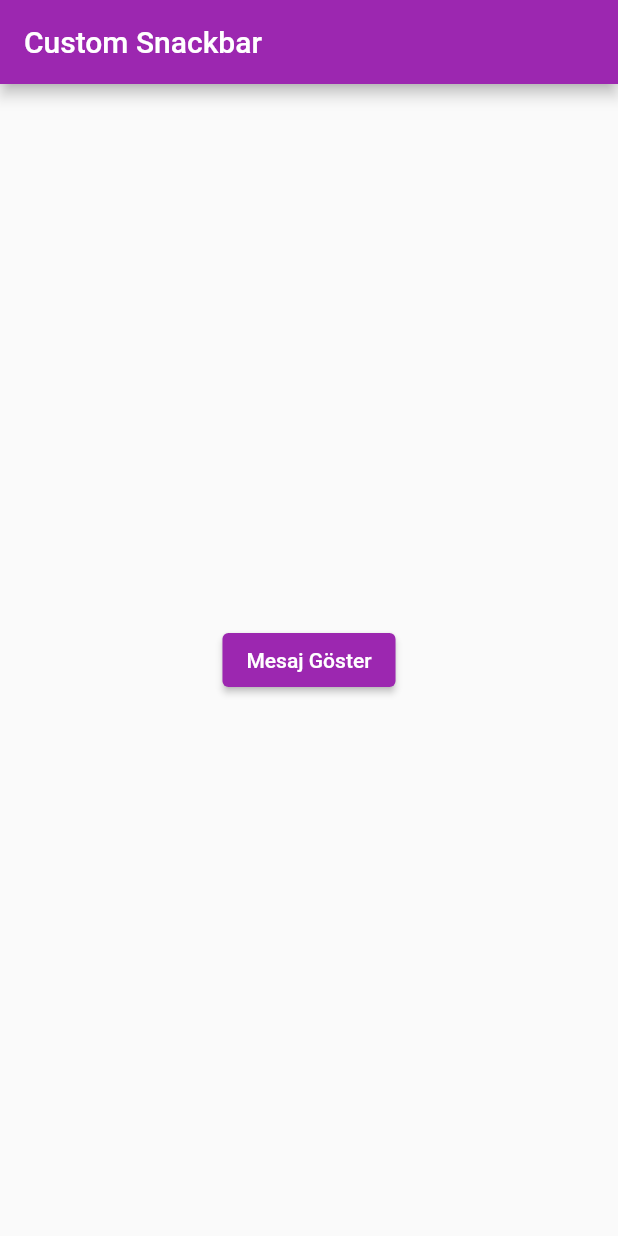
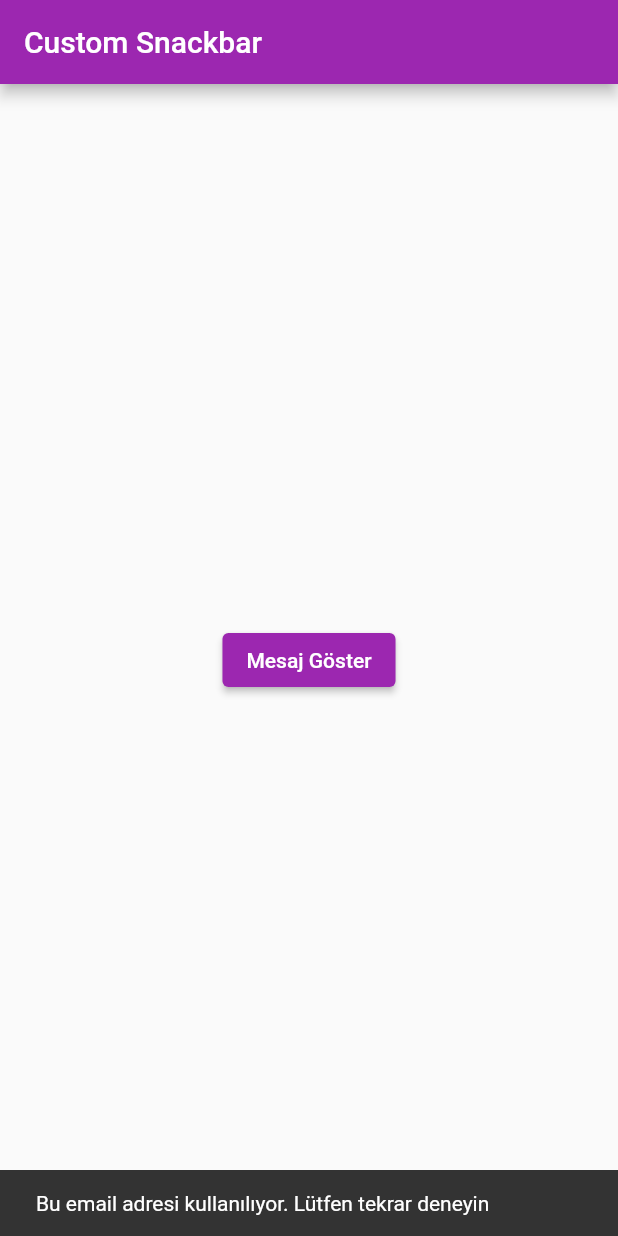
Before and after one commit to gulsenkeskin/custom_snackbar, a Flutter app: the screen it shows after launch, after a tap on "Mesaj Göster", on a phone screen of 412 x 824 dp. Run offline on Flutter 3.47's test engine with Material 2 defaults, Android fonts, the light colour scheme and no system bars.

Commit message:
Update flash_message.dart

```diff
--- a/lib/screens/flash_message.dart
+++ b/lib/screens/flash_message.dart
@@ -13,7 +13,11 @@ class _FlashMessageScreenState extends State<FlashMessageScreen> {
     return Scaffold(
       body: Center(
         child: ElevatedButton(
-          onPressed: (){},
+          onPressed: (){
+            ScaffoldMessenger.of(context).showSnackBar(
+              const SnackBar(content: Text("Bu email adresi kullanılıyor. Lütfen tekrar deneyin"))
+            );
+          },
           child: const Text("Mesaj Göster"),
         ),
       ),
```
